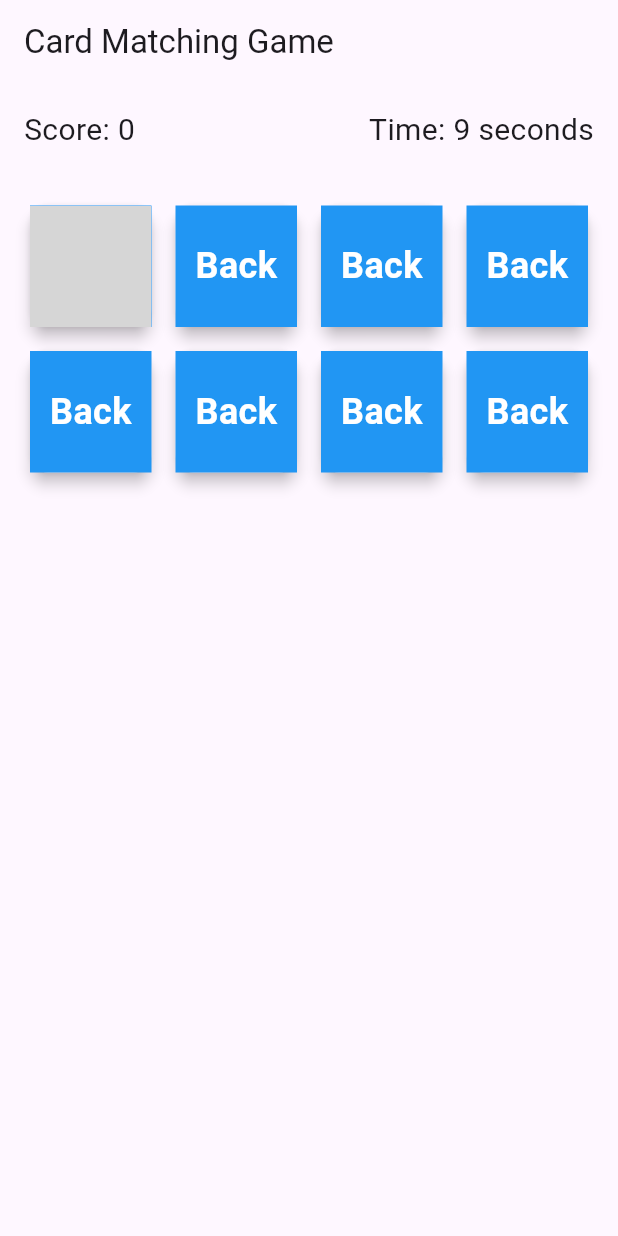
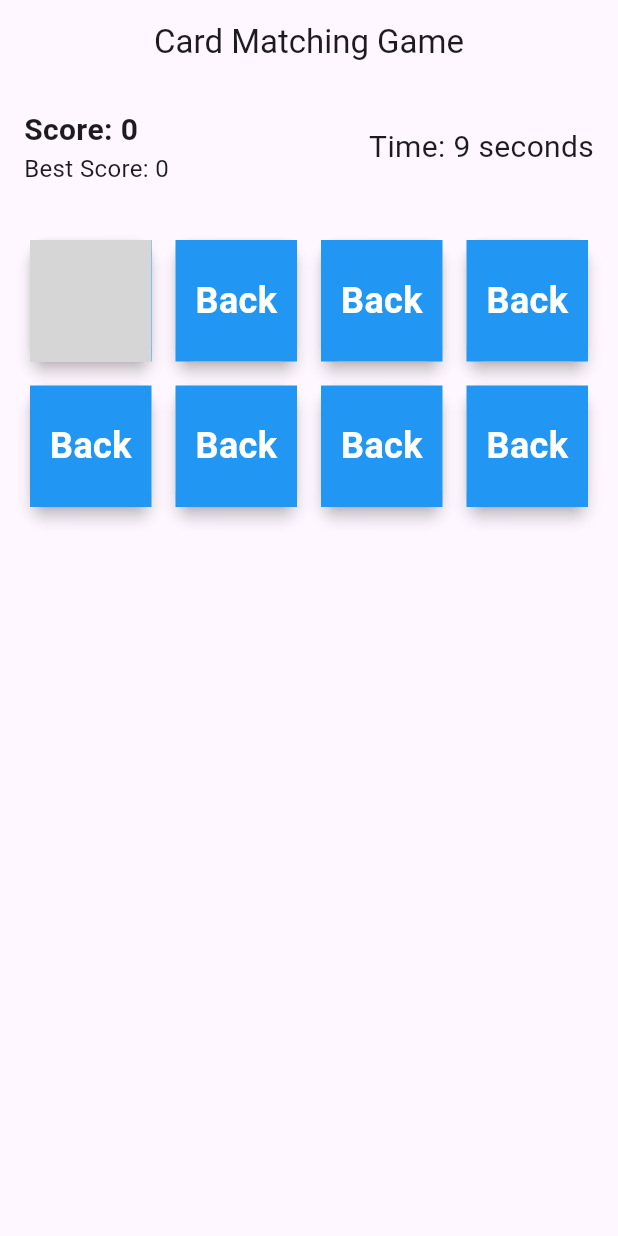
Before and after one commit to divya-jd/matching_card_game, a Flutter app: the screen it shows after launch, after a tap on "Back", on a phone screen of 412 x 824 dp. Run offline on Flutter 3.47's test engine with Material 3 defaults, Android fonts, the phone set to English and light mode, and no system bars; grey boxes are pictures that could not be loaded.

Commit message:
added victory message and other enhancements

```diff
--- a/lib/main.dart
+++ b/lib/main.dart
@@ -1,5 +1,5 @@
 import 'package:flutter/material.dart';
-import 'dart:async'; // Import Timer class for delay functionality
+import 'dart:async';
 
 void main() {
   runApp(const MyApp());
@@ -11,9 +11,10 @@ class MyApp extends StatelessWidget {
   @override
   Widget build(BuildContext context) {
     return MaterialApp(
-      title: 'Flutter Demo',
+      title: 'Card Matching Game',
       theme: ThemeData(
         primarySwatch: Colors.blue,
+        visualDensity: VisualDensity.adaptivePlatformDensity,
       ),
       home: const MyHomePage(),
     );
@@ -32,8 +33,9 @@ class _MyHomePageState extends State<MyHomePage> {
   int score = 0; // Score variable
   late Timer timer;
   int elapsedTime = 0; // Timer variable
+  bool gameEnded = false; // To check if the game has ended
+  int bestScore = 0; // Track the best score
 
-  // List of unique image paths for the pairs (4 unique images, each appearing twice)
   final List<String> cardImages = [
     'assets/smile.png',   // Image 1
     'assets/smile.png',   // Image 1 (duplicate)
@@ -45,13 +47,8 @@ class _MyHomePageState extends State<MyHomePage> {
     'assets/smile4.png',  // Image 4 (duplicate)
   ];
 
-  // To hold the shuffled card images
   late List<String> shuffledCardImages;
-
-  // List to keep track of face-up/face-down states for the cards
   late List<bool> isFaceUp;
-
-  // Keep track of the first selected card index
   int? firstSelectedIndex;
 
   @override
@@ -64,6 +61,7 @@ class _MyHomePageState extends State<MyHomePage> {
     matchedPairs = 0;
     score = 0; // Reset score
     elapsedTime = 0; // Reset timer
+    gameEnded = false; // Reset game ended state
     isFaceUp = List.generate(8, (index) => false); // Reset all cards to face-down
     shuffledCardImages = List.from(cardImages); // Use the defined pairs directly
     shuffledCardImages.shuffle(); // Shuffle the images for a new game
@@ -77,7 +75,7 @@ class _MyHomePageState extends State<MyHomePage> {
   }
 
   void flipCard(int index) {
-    if (isFaceUp[index]) return; // Ignore if the card is already face up
+    if (isFaceUp[index] || gameEnded) return; // Ignore if the card is already face up or game has ended
 
     setState(() {
       isFaceUp[index] = true;
@@ -99,16 +97,20 @@ class _MyHomePageState extends State<MyHomePage> {
         } else {
           matchedPairs++;
           score += 2; // Add points for a match
+
           // Check for a win condition
           if (matchedPairs == 4) { // Adjust to 4 pairs since we have 4 unique images
             // Stop the timer
             timer.cancel();
+            gameEnded = true; // Set game as ended
+            bestScore = bestScore < score ? score : bestScore; // Update best score
             // Show a dialog when all pairs are matched
             showDialog(
               context: context,
               builder: (context) => AlertDialog(
                 title: const Text('You Win!'),
-                content: Text('Congratulations, you matched all the pairs!\nYour Score: $score\nTime: $elapsedTime seconds'),
+                content: Text(
+                    'Congratulations! You matched all the pairs!\nYour Score: $score\nTime: $elapsedTime seconds\nBest Score: $bestScore'),
                 actions: [
                   TextButton(
                     onPressed: () {
@@ -139,6 +141,7 @@ class _MyHomePageState extends State<MyHomePage> {
     return Scaffold(
       appBar: AppBar(
         title: const Text('Card Matching Game'),
+        centerTitle: true,
       ),
       body: Column(
         children: [
@@ -147,7 +150,13 @@ class _MyHomePageState extends State<MyHomePage> {
             child: Row(
               mainAxisAlignment: MainAxisAlignment.spaceBetween,
               children: [
-                Text('Score: $score', style: const TextStyle(fontSize: 20)),
+                Column(
+                  crossAxisAlignment: CrossAxisAlignment.start,
+                  children: [
+                    Text('Score: $score', style: const TextStyle(fontSize: 20, fontWeight: FontWeight.bold)),
+                    Text('Best Score: $bestScore', style: const TextStyle(fontSize: 16)),
+                  ],
+                ),
                 Text('Time: $elapsedTime seconds', style: const TextStyle(fontSize: 20)),
               ],
             ),
```
